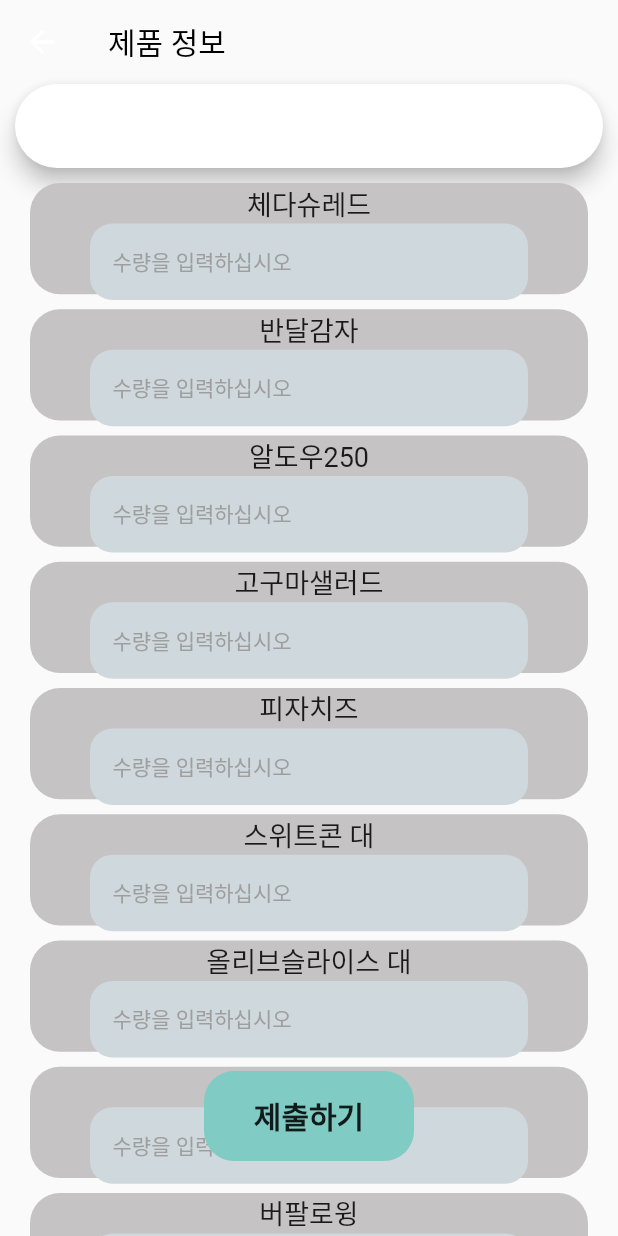
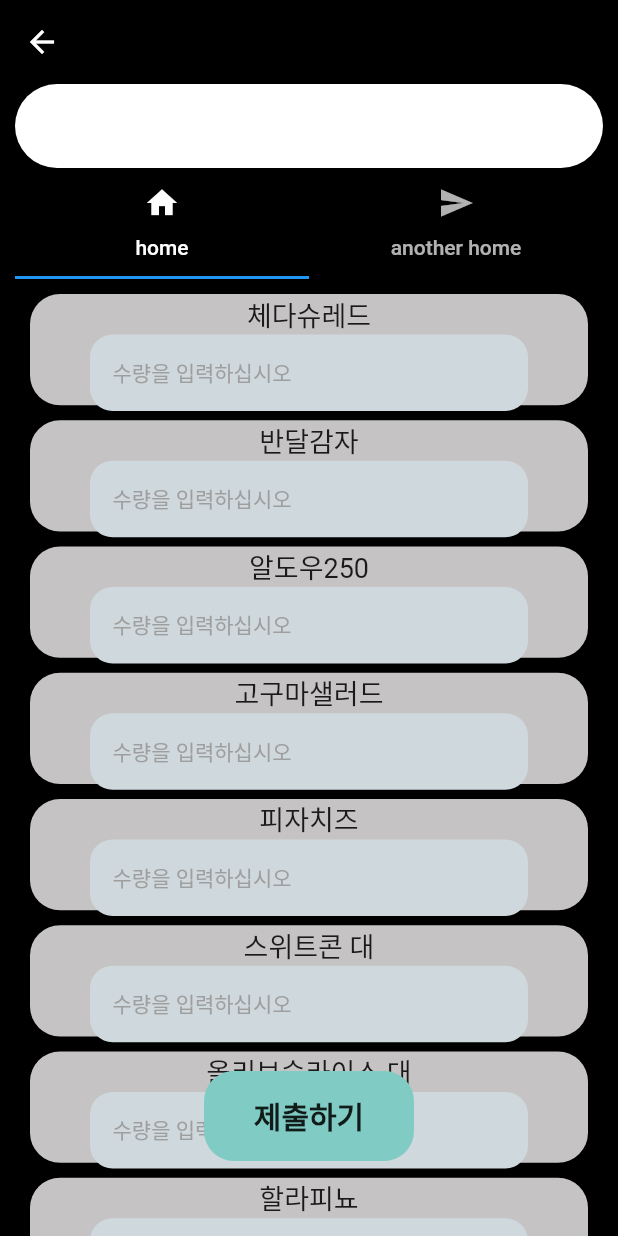
Before and after one commit to Elmurodjon01/store_invoice, a Flutter app: the screen it shows after launch, after a tap on "재우기", on a phone screen of 412 x 824 dp. Run offline on Flutter 3.47's test engine with Material 2 defaults, Android fonts, the phone set to English and light mode, and no system bars; missing offline and left inert: gsheets; network calls fail; key blocks and very long unbroken strings in the code were emptied for the run.

Commit message:
the rest of the data is being saved through other row as gsheets has limit of 60 request per user and action

```diff
--- a/lib/model/constants.dart
+++ b/lib/model/constants.dart
@@ -79,14 +79,15 @@
   '새우링',
   '화이트슈',
   '불고기',
+
+];
+
+const lastRow = [
   '크림 치즈볼',
   '캡사이신',
   '삼발이',
   '코다노 체다소스',
   '은박도시락',
-];
-
-const fourth20Row = [
   '솔로박스',
   '페스츄리',
   '소보로가루',
--- a/lib/presentation/main_page.dart
+++ b/lib/presentation/main_page.dart
@@ -1,5 +1,6 @@
 import 'package:flutter/material.dart';
 import 'package:pizza_planet/presentation/product_refill_page.dart';
+import 'package:pizza_planet/utils/appBar.dart';
 
 import '../utils/icon_box.dart';
 
@@ -11,16 +12,20 @@
     double height = MediaQuery.of(context).size.height;
     double width = MediaQuery.of(context).size.width;
     return Scaffold(
-      appBar: AppBar(
-        title: const Text(
-          'Pizza Planet',
-          style: TextStyle(color: Colors.black),
-        ),
-        elevation: 0,
-        backgroundColor: Colors.transparent,
-      ),
+      // appBar: AppBar(
+      //   title: const Text(
+      //     'Pizza Planet',
+      //     style: TextStyle(color: Colors.black),
+      //   ),
+      //   elevation: 0,
+      //   backgroundColor: Colors.transparent,
+      // ),
       body: Column(
         children: [
+          const SizedBox(
+            height: 50,
+          ),
+          const Custome_Appbar(),
           const SizedBox(
             height: 15,
           ),
--- a/lib/presentation/product_refill_page.dart
+++ b/lib/presentation/product_refill_page.dart
@@ -1,4 +1,6 @@
 import 'package:flutter/material.dart';
+import 'package:pizza_planet/presentation/productRefill/product_refill1.dart';
+import 'package:pizza_planet/presentation/productRefill/product_refill2.dart';
 import 'package:pizza_planet/src/logic/provider.dart';
 import 'package:provider/provider.dart';
 import '../model/constants.dart';
@@ -12,20 +14,32 @@
   State<ProductRefillPage> createState() => _ProductRefillPageState();
 }
 
-class _ProductRefillPageState extends State<ProductRefillPage> {
+class _ProductRefillPageState extends State<ProductRefillPage>
+    with SingleTickerProviderStateMixin {
   // TextEditingController controller1 = TextEditingController();
 
-  List<TextEditingController> _controller =
+  final List<TextEditingController> _controller =
       List.generate(77, (i) => TextEditingController());
   List allLabel = [];
+  static const List myTabs = [
+    ProductRefill1(),
+    ProductRefill2(),
+  ];
+  late TabController tabController;
   @override
   void initState() {
+    tabController = TabController(length: myTabs.length, vsync: this);
     setState(() {
       allLabel.addAll(first20Row);
       allLabel.addAll(second20Row);
       allLabel.addAll(third20Row);
-      allLabel.addAll(fourth20Row);
+      // allLabel.addAll(fourth20Row);
     });
+    // if (allLabel.length == _controller.length) {
+    //   return print('equal');
+    // } else {
+    //   return print('not equal');
+    // }
     super.initState();
   }
 
@@ -33,6 +47,7 @@
   Widget build(BuildContext context) {
     final provider = Provider.of<SheetsLogic>(context);
     return Scaffold(
+      backgroundColor: Colors.black,
       appBar: AppBar(
         backgroundColor: Colors.transparent,
         elevation: 0,
@@ -49,18 +64,49 @@
             child: Column(
               children: [
                 const SearchBar(),
+                TabBar(
+                  controller: tabController,
+                  // onTap: (tabController) {
+                  //   return myTabs[tabController];
+                  // },
+                  tabs: const [
+                    Tab(
+                      icon: Icon(Icons.home),
+                      text: 'home',
+                    ),
+                    Tab(
+                      icon: Icon(Icons.send),
+                      text: 'another home',
+                    ),
+                  ],
+                ),
                 Expanded(
-                  child: ListView.builder(
+                  child: TabBarView(controller: tabController, children: [
+                    ListView.builder(
                         scrollDirection: Axis.vertical,
                         shrinkWrap: true,
                         itemCount: allLabel.length,
                         itemBuilder: (context, index) {
-                        print(allLabel.length);
+                          // print(allLabel.length);
+                          // print('controller lenght ${_controller.last}');
                           return ItemBox(
                             controller: _controller[index],
                             product: allLabel[index],
                           );
                         }),
+                    // Center(
+                    //   child: Text(
+                    //     'first home',
+                    //     style: TextStyle(color: Colors.white),
+                    //   ),
+                    // ),
+                    Center(
+                      child: Text(
+                        'second home',
+                        style: TextStyle(color: Colors.white),
+                      ),
+                    ),
+                  ]),
                 ),
               ],
             ),
@@ -123,28 +169,28 @@
               controller53: _controller[52],
               controller54: _controller[53],
               controller55: _controller[54],
-              controller56: _controller[55],
-              controller57: _controller[56],
-              controller58: _controller[57],
-              controller59: _controller[58],
-              controller60: _controller[59],
-              controller61: _controller[60],
-              controller62: _controller[61],
-              controller63: _controller[62],
-              controller64: _controller[63],
-              controller65: _controller[64],
-              controller66: _controller[65],
-              controller67: _controller[66],
-              controller68: _controller[67],
-              controller69: _controller[68],
-              controller70: _controller[69],
-              controller71: _controller[70],
-              controller72: _controller[71],
-              controller73: _controller[72],
-              controller74: _controller[73],
-              controller75: _controller[74],
-              controller76: _controller[75],
-              controller77: _controller[76],
+              // controller56: _controller[55],
+              // controller57: _controller[56],
+              // controller58: _controller[57],
+              // controller59: _controller[58],
+              // controller60: _controller[59],
+              // controller61: _controller[60],
+              // controller62: _controller[61],
+              // controller63: _controller[62],
+              // controller64: _controller[63],
+              // controller65: _controller[64],
+              // controller66: _controller[65],
+              // controller67: _controller[66],
+              // controller68: _controller[67],
+              // controller69: _controller[68],
+              // controller70: _controller[69],
+              // controller71: _controller[70],
+              // controller72: _controller[71],
+              // controller73: _controller[72],
+              // controller74: _controller[73],
+              // controller75: _controller[74],
+              // controller76: _controller[75],
+              // controller77: _controller[76],
             ),
           ),
         ],
--- a/lib/src/logic/provider.dart
+++ b/lib/src/logic/provider.dart
@@ -60,28 +60,28 @@
     required TextEditingController controller53,
     required TextEditingController controller54,
     required TextEditingController controller55,
-    required TextEditingController controller56,
-    required TextEditingController controller57,
-    required TextEditingController controller58,
-    required TextEditingController controller59,
-    required TextEditingController controller60,
-    required TextEditingController controller61,
-    required TextEditingController controller62,
-    required TextEditingController controller63,
-    required TextEditingController controller64,
-    required TextEditingController controller65,
-    required TextEditingController controller66,
-    required TextEditingController controller67,
-    required TextEditingController controller68,
-    required TextEditingController controller69,
-    required TextEditingController controller70,
-    required TextEditingController controller71,
-    required TextEditingController controller72,
-    required TextEditingController controller73,
-    required TextEditingController controller74,
-    required TextEditingController controller75,
-    required TextEditingController controller76,
-    required TextEditingController controller77,
+    // required TextEditingController controller56,
+    // required TextEditingController controller57,
+    // required TextEditingController controller58,
+    // required TextEditingController controller59,
+    // required TextEditingController controller60,
+    // required TextEditingController controller61,
+    // required TextEditingController controller62,
+    // required TextEditingController controller63,
+    // required TextEditingController controller64,
+    // required TextEditingController controller65,
+    // required TextEditingController controller66,
+    // required TextEditingController controller67,
+    // required TextEditingController controller68,
+    // required TextEditingController controller69,
+    // required TextEditingController controller70,
+    // required TextEditingController controller71,
+    // required TextEditingController controller72,
+    // required TextEditingController controller73,
+    // required TextEditingController controller74,
+    // required TextEditingController controller75,
+    // required TextEditingController controller76,
+    // required TextEditingController controller77,
   }) async {
     final gsheets = GSheets(credentials);
     final fetchSpreadSheet = await gsheets.spreadsheet(sheetID);
@@ -141,32 +141,32 @@
     await sheet?.values.insertValue(controller53.text, column: 6, row: 13);
     await sheet?.values.insertValue(controller54.text, column: 6, row: 14);
     await sheet?.values.insertValue(controller55.text, column: 6, row: 15);
-    await sheet?.values.insertValue(controller56.text, column: 6, row: 16);
-    await sheet?.values.insertValue(controller57.text, column: 6, row: 17);
-    await sheet?.values.insertValue(controller58.text, column: 6, row: 18);
-    await sheet?.values.insertValue(controller59.text, column: 6, row: 19);
-    await sheet?.values.insertValue(controller60.text, column: 6, row: 20);
-    await sheet?.values.insertValue(controller61.text, column: 8, row: 1);
-    await sheet?.values.insertValue(controller62.text, column: 8, row: 2);
-    await sheet?.values.insertValue(controller63.text, column: 8, row: 3);
-    await sheet?.values.insertValue(controller64.text, column: 8, row: 4);
-    await sheet?.values.insertValue(controller65.text, column: 8, row: 5);
-    await sheet?.values.insertValue(controller66.text, column: 8, row: 6);
-    await sheet?.values.insertValue(controller67.text, column: 8, row: 7);
-    await sheet?.values.insertValue(controller68.text, column: 8, row: 8);
-    await sheet?.values.insertValue(controller69.text, column: 8, row: 9);
-    await sheet?.values.insertValue(controller70.text, column: 8, row: 10);
-    await sheet?.values.insertValue(controller71.text, column: 8, row: 11);
-    await sheet?.values.insertValue(controller72.text, column: 8, row: 12);
-    await sheet?.values.insertValue(controller73.text, column: 8, row: 13);
-    await sheet?.values.insertValue(controller74.text, column: 8, row: 14);
-    await sheet?.values.insertValue(controller75.text, column: 8, row: 15);
-    await sheet?.values.insertValue(controller76.text, column: 8, row: 16);
-    await sheet?.values.insertValue(controller77.text, column: 8, row: 17);
+    // await sheet?.values.insertValue(controller56.text, column: 6, row: 16);
+    // await sheet?.values.insertValue(controller57.text, column: 6, row: 17);
+    // await sheet?.values.insertValue(controller58.text, column: 6, row: 18);
+    // await sheet?.values.insertValue(controller59.text, column: 6, row: 19);
+    // await sheet?.values.insertValue(controller60.text, column: 6, row: 20);
+    // await sheet?.values.insertValue(controller61.text, column: 8, row: 1);
+    // await sheet?.values.insertValue(controller62.text, column: 8, row: 2);
+    // await sheet?.values.insertValue(controller63.text, column: 8, row: 3);
+    // await sheet?.values.insertValue(controller64.text, column: 8, row: 4);
+    // await sheet?.values.insertValue(controller65.text, column: 8, row: 5);
+    // await sheet?.values.insertValue(controller66.text, column: 8, row: 6);
+    // await sheet?.values.insertValue(controller67.text, column: 8, row: 7);
+    // await sheet?.values.insertValue(controller68.text, column: 8, row: 8);
+    // await sheet?.values.insertValue(controller69.text, column: 8, row: 9);
+    // await sheet?.values.insertValue(controller70.text, column: 8, row: 10);
+    // await sheet?.values.insertValue(controller71.text, column: 8, row: 11);
+    // await sheet?.values.insertValue(controller72.text, column: 8, row: 12);
+    // await sheet?.values.insertValue(controller73.text, column: 8, row: 13);
+    // await sheet?.values.insertValue(controller74.text, column: 8, row: 14);
+    // await sheet?.values.insertValue(controller75.text, column: 8, row: 15);
+    // await sheet?.values.insertValue(controller76.text, column: 8, row: 16);
+    // await sheet?.values.insertValue(controller77.text, column: 8, row: 17);
     await sheet?.values.insertColumn(1, first20Row);
     await sheet?.values.insertColumn(3, second20Row);
     await sheet?.values.insertColumn(5, third20Row);
-    await sheet?.values.insertColumn(7, fourth20Row);
+    // await sheet?.values.insertColumn(7, fourth20Row);
     print('saved');
     notifyListeners();
   }
--- /dev/null
+++ b/lib/utils/appBar.dart
@@ -0,0 +1,23 @@
+import 'package:flutter/material.dart';
+
+class Custome_Appbar extends StatelessWidget {
+  const Custome_Appbar({
+    super.key,
+  });
+
+  @override
+  Widget build(BuildContext context) {
+    return Container(
+      height: 80,
+      width: 400,
+      decoration: BoxDecoration(
+          borderRadius: BorderRadius.circular(30), color: Colors.blue),
+      child: const Center(
+        child: Text(
+          'Pizza planet',
+          style: TextStyle(fontWeight: FontWeight.bold, fontSize: 18),
+        ),
+      ),
+    );
+  }
+}
```
Also changed, not shown: lib/presentation/productRefill/product_refill1.dart (added, +14 -0 lines), lib/presentation/productRefill/product_refill2.dart (added, +14 -0 lines). Lines whose indentation alone changed are shown as unchanged.
